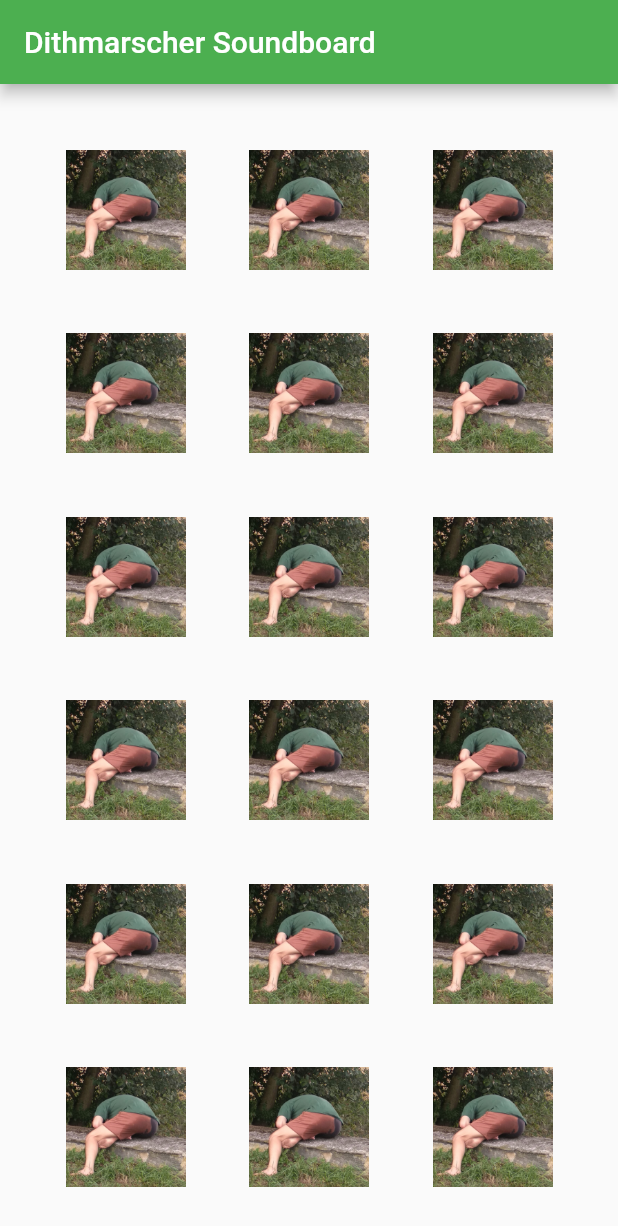
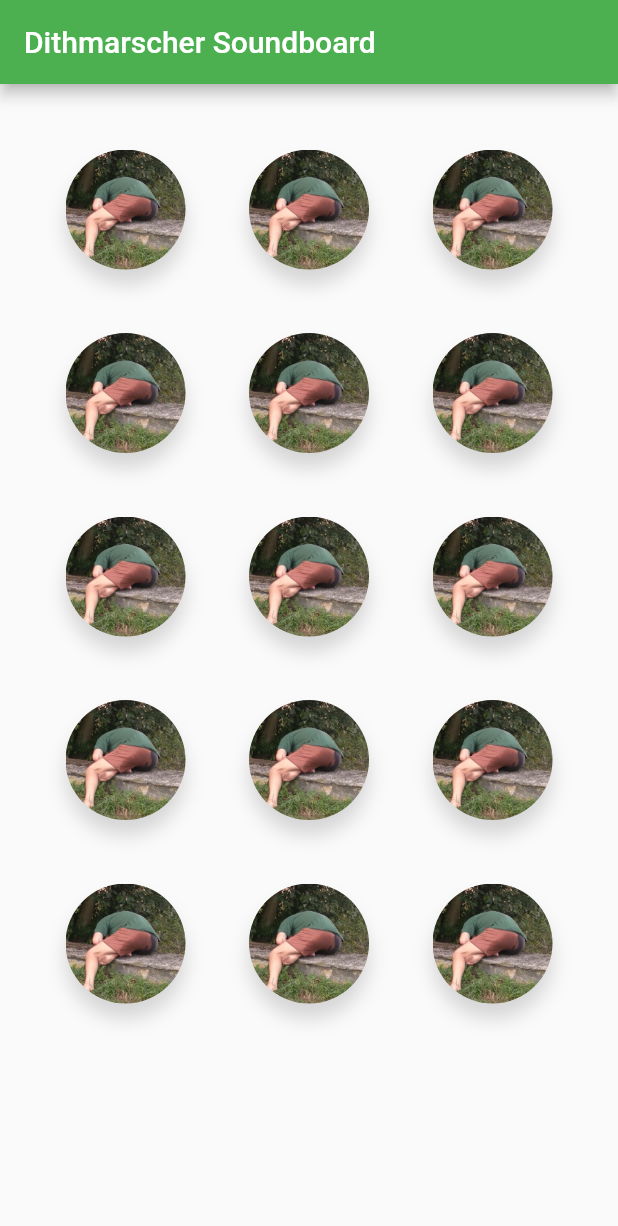
Before and after one commit to molundb/dithmarscher_soundboard, a Flutter app: the screen it shows after launch, on a phone screen of 412 x 824 dp. Shown: the top 1226 px of the screen. Run offline on Flutter 3.47's test engine with Material 2 defaults, Android fonts, the phone set to English and light mode, and no system bars; our stand-ins replace audioplayers.

Commit message:
style the image containers

```diff
--- a/lib/main.dart
+++ b/lib/main.dart
@@ -53,6 +53,7 @@ class _MyHomePageState extends State<MyHomePage> {
         title: Text(widget.title),
       ),
       body: GridView.builder(
+        itemCount: 15,
         gridDelegate: SliverGridDelegateWithFixedCrossAxisCount(
           crossAxisCount: 3,
           mainAxisSpacing: 15,
@@ -70,6 +71,20 @@ class _MyHomePageState extends State<MyHomePage> {
                   image: AssetImage(_headshots[0]),
                   fit: BoxFit.contain,
                 ),
+                borderRadius: new BorderRadius.circular(100.0),
+                border: new Border.all(
+                    color: indexIsPlaying == index
+                        ? Colors.green
+                        : Colors.transparent,
+                    width: 2.0,
+                    style: BorderStyle.solid),
+                boxShadow: [
+                  new BoxShadow(
+                    color: Colors.grey.withOpacity(0.4),
+                    offset: Offset(0, 10.0),
+                    blurRadius: 10.0,
+                  )
+                ],
               ),
               child: Container(),
             ),
```
